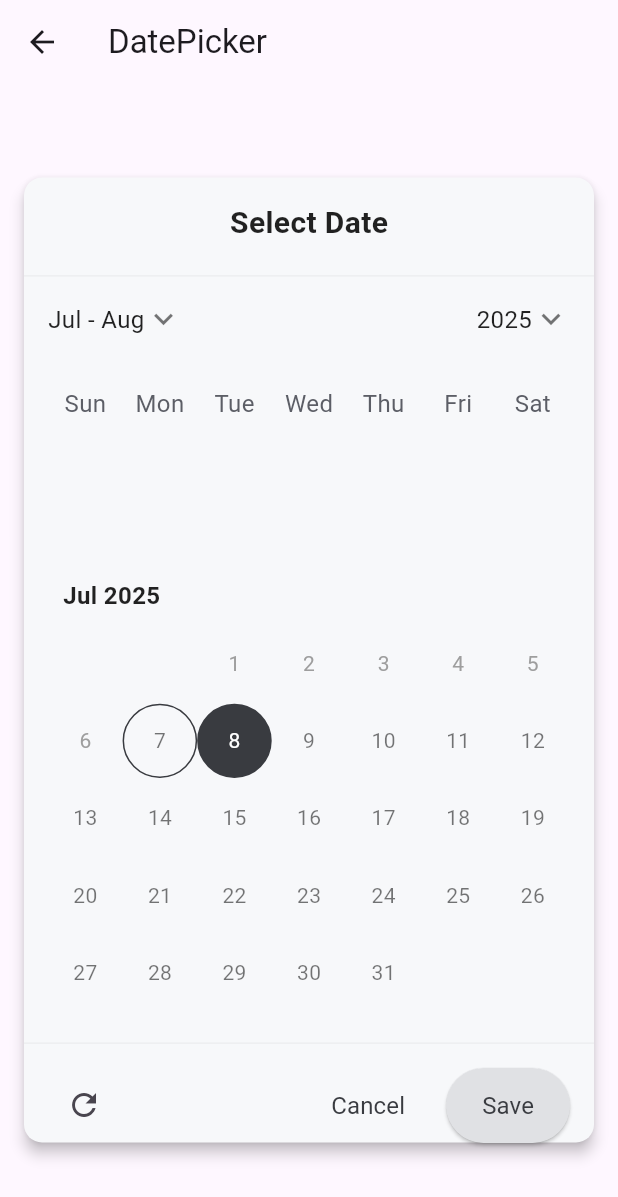
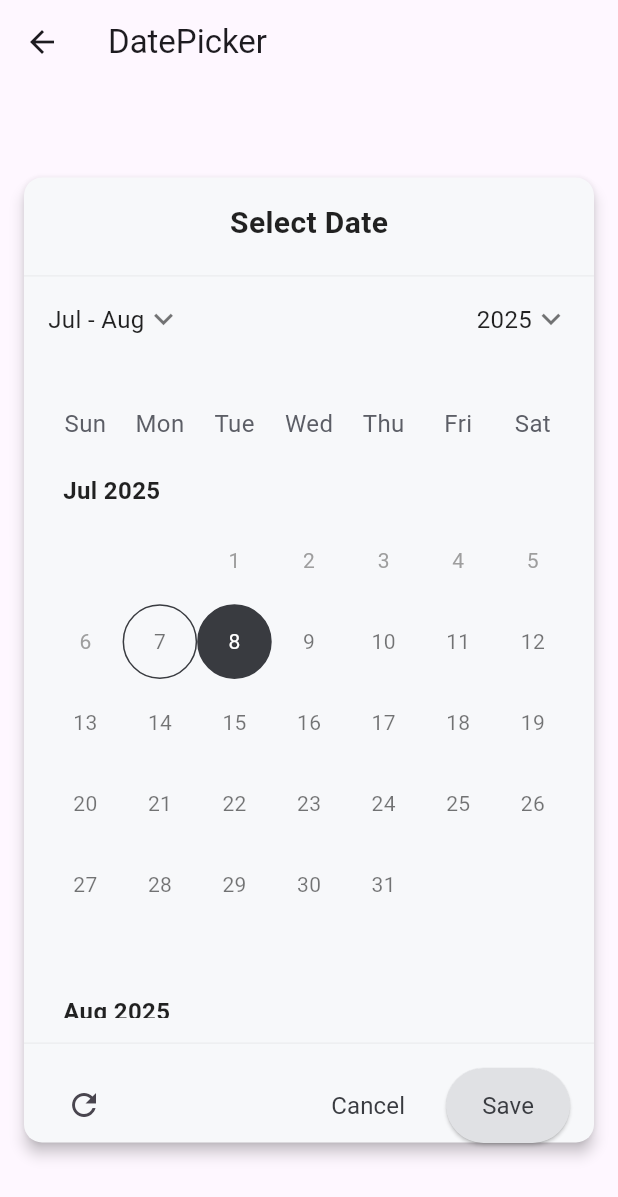
Before and after one commit to xymbia/flutter_realm, a Flutter app: the DatePickerPage screen opened directly, on a phone screen of 412 x 824 dp. Shown: the top 1197 px of the screen. Run offline on Flutter 3.47's test engine with Material 3 defaults, Android fonts, the light colour scheme and no system bars; our stand-ins replace dotted_border, dropdown_button2, flutter_screenutil, logger.

Commit message:
- Fixed calendar padding & spacing issue

```diff
--- a/lib/screens/date_picker_example.dart
+++ b/lib/screens/date_picker_example.dart
@@ -106,9 +106,9 @@ class _SwitchTilePageState extends State<DatePickerPage> {
   Widget _buildSingleDatePickerWithValue() {
     final config = DatePickerWidgetConfig(
       calendarViewMode: mode,
-      hideMonthPickerDividers: false,
-      hideScrollViewMonthWeekHeader: false,
-      hideScrollViewTopHeader: false,
+      hideMonthPickerDividers: true,
+      hideScrollViewMonthWeekHeader: true,
+      hideScrollViewTopHeader: true,
       selectedDayHighlightColor: Colors.grey,
       selectedDayTextStyle: const TextStyle(
         color: Colors.white,
--- a/lib/widgets/date_picker_impl/_calendar_view.dart
+++ b/lib/widgets/date_picker_impl/_calendar_view.dart
@@ -358,20 +358,25 @@ class _CalendarViewState extends State<_CalendarView> {
     final secondMonthHeight = (secondMonthRows * 60.0);
 
     return Column(
+      crossAxisAlignment: CrossAxisAlignment.center,
+      mainAxisSize: MainAxisSize.max,
+      mainAxisAlignment: MainAxisAlignment.center,
       children: [
         // Fixed Day Headers (Non-scrollable)
-        Container(
-          height: 120,
+        SizedBox(
+          height: 50,
+          child: Expanded(
             child: GridView.custom(
               padding: EdgeInsets.zero,
               physics: const NeverScrollableScrollPhysics(),
               gridDelegate: _DayPickerGridDelegate(
                 config: widget.config,
-              dayRowsCount: firstMonthRows,
+                dayRowsCount: 1,
               ),
               childrenDelegate: SliverChildListDelegate(
                 dayItems,
                 addRepaintBoundaries: false,
+              ),
             ),
           ),
         ),
@@ -382,6 +387,9 @@ class _CalendarViewState extends State<_CalendarView> {
             physics: const BouncingScrollPhysics(),
             child: Column(
               crossAxisAlignment: CrossAxisAlignment.start,
+              mainAxisSize: MainAxisSize.min,
+              mainAxisAlignment: MainAxisAlignment.center,
+              spacing: 0,
               children: [
                 // First month title
                 Padding(
--- a/lib/widgets/date_picker_impl/_day_picker.dart
+++ b/lib/widgets/date_picker_impl/_day_picker.dart
@@ -411,11 +411,11 @@ class _DayPickerGridDelegate extends SliverGridDelegate {
   SliverGridLayout getLayout(SliverConstraints constraints) {
     const int columnCount = DateTime.daysPerWeek;
     final double tileWidth = constraints.crossAxisExtent / columnCount;
-    var totalRowsCount = dayRowsCount + 1;
-    if (config?.calendarViewMode == DatePickerWidgetMode.scroll &&
-        config?.hideScrollViewMonthWeekHeader == true) {
-      totalRowsCount -= 1;
-    }
+    var totalRowsCount = dayRowsCount;
+    // if (config?.calendarViewMode == DatePickerWidgetMode.scroll &&
+    //     config?.hideScrollViewMonthWeekHeader == true) {
+    //   totalRowsCount -= 1;
+    // }
     var rowHeight = config?.dayMaxWidth != null
         ? (config!.dayMaxWidth! + 4)
         : _dayPickerRowHeight;
--- a/lib/widgets/date_picker_widget.dart
+++ b/lib/widgets/date_picker_widget.dart
@@ -25,8 +25,8 @@ part '../widgets/date_picker_impl/year_picker.dart';
 
 const Duration _monthScrollDuration = Duration(milliseconds: 200);
 
-const double _dayPickerRowHeight = 42.0;
-const int _maxDayPickerRowCount = 6; // A 31 day month that starts on Saturday.
+const double _dayPickerRowHeight = 40.0;
+const int _maxDayPickerRowCount = 5; // A 31 day month that starts on Saturday.
 const double _monthPickerHorizontalPadding = 0.0;
 
 const int _yearPickerColumnCount = 4;
@@ -39,8 +39,8 @@ const double _monthPickerPadding = 0.0;
 const double _monthPickerRowHeight = 85.0;
 const double _monthPickerRowSpacing = 0.0;
 
-const double _subHeaderHeight = 52.0;
-const double _monthNavButtonsWidth = 108.0;
+const double _subHeaderHeight = 0.0;
+const double _monthNavButtonsWidth = 0.0;
 
 class DatePickerWidget extends StatefulWidget {
   DatePickerWidget({
```
Lines whose indentation alone changed are shown as unchanged.
